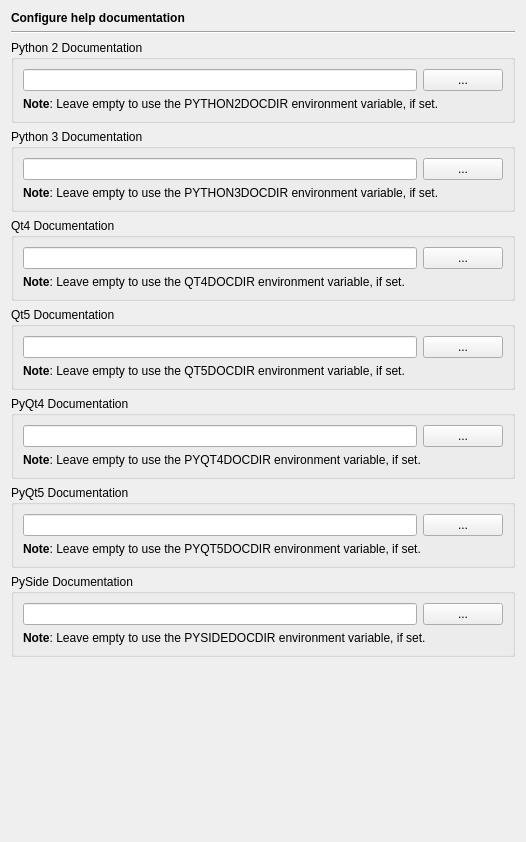
First picture: the form in Preferences/ConfigurationPages/HelpDocumentationPage.ui, repository testmana2/test, before the edit.
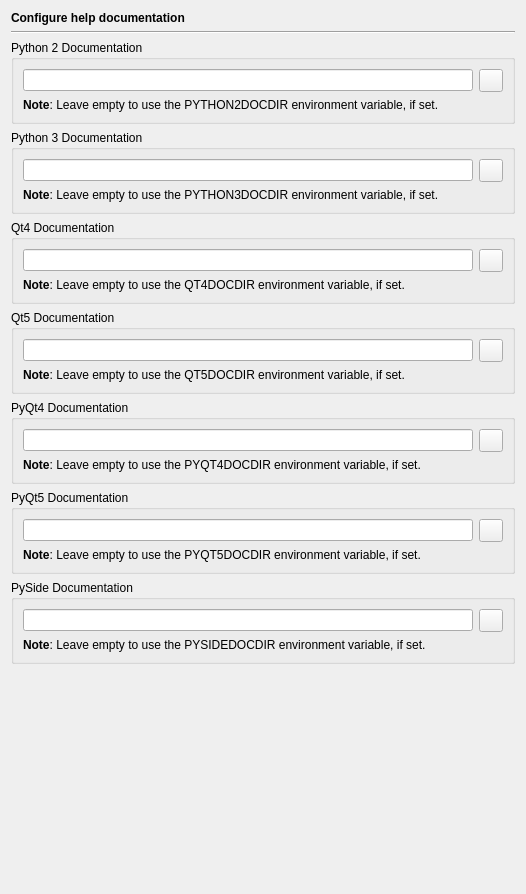
Second picture: the form after the edit.

Commit message: Changed all the file or directory selection buttons to QToolButton and gave them an icon.

```diff
--- a/Preferences/ConfigurationPages/HelpDocumentationPage.ui
+++ b/Preferences/ConfigurationPages/HelpDocumentationPage.ui
@@ -7,7 +7,7 @@
     <x>0</x>
     <y>0</y>
     <width>526</width>
-    <height>842</height>
+    <height>894</height>
    </rect>
   </property>
   <layout class="QVBoxLayout" name="verticalLayout">
@@ -37,16 +37,6 @@
       <string>Python 2 Documentation</string>
      </property>
      <layout class="QGridLayout" name="_2">
-      <item row="0" column="1">
-       <widget class="QPushButton" name="python2DocDirButton">
-        <property name="toolTip">
-         <string>Press to select the Python 2 documentation directory via a dialog</string>
-        </property>
-        <property name="text">
-         <string>...</string>
-        </property>
-       </widget>
-      </item>
       <item row="0" column="0">
        <widget class="QLineEdit" name="python2DocDirEdit">
         <property name="toolTip">
@@ -64,6 +54,13 @@
         </property>
        </widget>
       </item>
+      <item row="0" column="1">
+       <widget class="QToolButton" name="python2DocDirButton">
+        <property name="toolTip">
+         <string>Press to select the Python 2 documentation directory via a dialog</string>
+        </property>
+       </widget>
+      </item>
      </layout>
     </widget>
    </item>
@@ -73,16 +70,6 @@
       <string>Python 3 Documentation</string>
      </property>
      <layout class="QGridLayout">
-      <item row="0" column="1">
-       <widget class="QPushButton" name="pythonDocDirButton">
-        <property name="toolTip">
-         <string>Press to select the Python 3 documentation directory via a dialog</string>
-        </property>
-        <property name="text">
-         <string>...</string>
-        </property>
-       </widget>
-      </item>
       <item row="0" column="0">
        <widget class="QLineEdit" name="pythonDocDirEdit">
         <property name="toolTip">
@@ -100,6 +87,13 @@
         </property>
        </widget>
       </item>
+      <item row="0" column="1">
+       <widget class="QToolButton" name="pythonDocDirButton">
+        <property name="toolTip">
+         <string>Press to select the Python 3 documentation directory via a dialog</string>
+        </property>
+       </widget>
+      </item>
      </layout>
     </widget>
    </item>
@@ -109,16 +103,6 @@
       <string>Qt4 Documentation</string>
      </property>
      <layout class="QGridLayout">
-      <item row="0" column="1">
-       <widget class="QPushButton" name="qt4DocDirButton">
-        <property name="toolTip">
-         <string>Press to select the Qt4 documentation directory via a dialog</string>
-        </property>
-        <property name="text">
-         <string>...</string>
-        </property>
-       </widget>
-      </item>
       <item row="0" column="0">
        <widget class="QLineEdit" name="qt4DocDirEdit">
         <property name="toolTip">
@@ -136,6 +120,13 @@
         </property>
        </widget>
       </item>
+      <item row="0" column="1">
+       <widget class="QToolButton" name="qt4DocDirButton">
+        <property name="toolTip">
+         <string>Press to select the Qt4 documentation directory via a dialog</string>
+        </property>
+       </widget>
+      </item>
      </layout>
     </widget>
    </item>
@@ -145,16 +136,6 @@
       <string>Qt5 Documentation</string>
      </property>
      <layout class="QGridLayout" name="_3">
-      <item row="0" column="1">
-       <widget class="QPushButton" name="qt5DocDirButton">
-        <property name="toolTip">
-         <string>Press to select the Qt5 documentation directory via a dialog</string>
-        </property>
-        <property name="text">
-         <string>...</string>
-        </property>
-       </widget>
-      </item>
       <item row="0" column="0">
        <widget class="QLineEdit" name="qt5DocDirEdit">
         <property name="toolTip">
@@ -172,6 +153,13 @@
         </property>
        </widget>
       </item>
+      <item row="0" column="1">
+       <widget class="QToolButton" name="qt5DocDirButton">
+        <property name="toolTip">
+         <string>Press to select the Qt5 documentation directory via a dialog</string>
+        </property>
+       </widget>
+      </item>
      </layout>
     </widget>
    </item>
@@ -181,16 +169,6 @@
       <string>PyQt4 Documentation</string>
      </property>
      <layout class="QGridLayout">
-      <item row="0" column="1">
-       <widget class="QPushButton" name="pyqt4DocDirButton">
-        <property name="toolTip">
-         <string>Press to select the PyQt4 documentation directory via a dialog</string>
-        </property>
-        <property name="text">
-         <string>...</string>
-        </property>
-       </widget>
-      </item>
       <item row="0" column="0">
        <widget class="QLineEdit" name="pyqt4DocDirEdit">
         <property name="toolTip">
@@ -208,6 +186,13 @@
         </property>
        </widget>
       </item>
+      <item row="0" column="1">
+       <widget class="QToolButton" name="pyqt4DocDirButton">
+        <property name="toolTip">
+         <string>Press to select the PyQt4 documentation directory via a dialog</string>
+        </property>
+       </widget>
+      </item>
      </layout>
     </widget>
    </item>
@@ -217,16 +202,6 @@
       <string>PyQt5 Documentation</string>
      </property>
      <layout class="QGridLayout" name="_4">
-      <item row="0" column="1">
-       <widget class="QPushButton" name="pyqt5DocDirButton">
-        <property name="toolTip">
-         <string>Press to select the PyQt5 documentation directory via a dialog</string>
-        </property>
-        <property name="text">
-         <string>...</string>
-        </property>
-       </widget>
-      </item>
       <item row="0" column="0">
        <widget class="QLineEdit" name="pyqt5DocDirEdit">
         <property name="toolTip">
@@ -244,6 +219,13 @@
         </property>
        </widget>
       </item>
+      <item row="0" column="1">
+       <widget class="QToolButton" name="pyqt5DocDirButton">
+        <property name="toolTip">
+         <string>Press to select the PyQt5 documentation directory via a dialog</string>
+        </property>
+       </widget>
+      </item>
      </layout>
     </widget>
    </item>
@@ -253,16 +235,6 @@
       <string>PySide Documentation</string>
      </property>
      <layout class="QGridLayout">
-      <item row="0" column="1">
-       <widget class="QPushButton" name="pysideDocDirButton">
-        <property name="toolTip">
-         <string>Press to select the PySide documentation directory via a dialog</string>
-        </property>
-        <property name="text">
-         <string>...</string>
-        </property>
-       </widget>
-      </item>
       <item row="0" column="0">
        <widget class="QLineEdit" name="pysideDocDirEdit">
         <property name="toolTip">
@@ -280,6 +252,13 @@
         </property>
        </widget>
       </item>
+      <item row="0" column="1">
+       <widget class="QToolButton" name="pysideDocDirButton">
+        <property name="toolTip">
+         <string>Press to select the PySide documentation directory via a dialog</string>
+        </property>
+       </widget>
+      </item>
      </layout>
     </widget>
    </item>
```
The commit also changes 127 other files.
